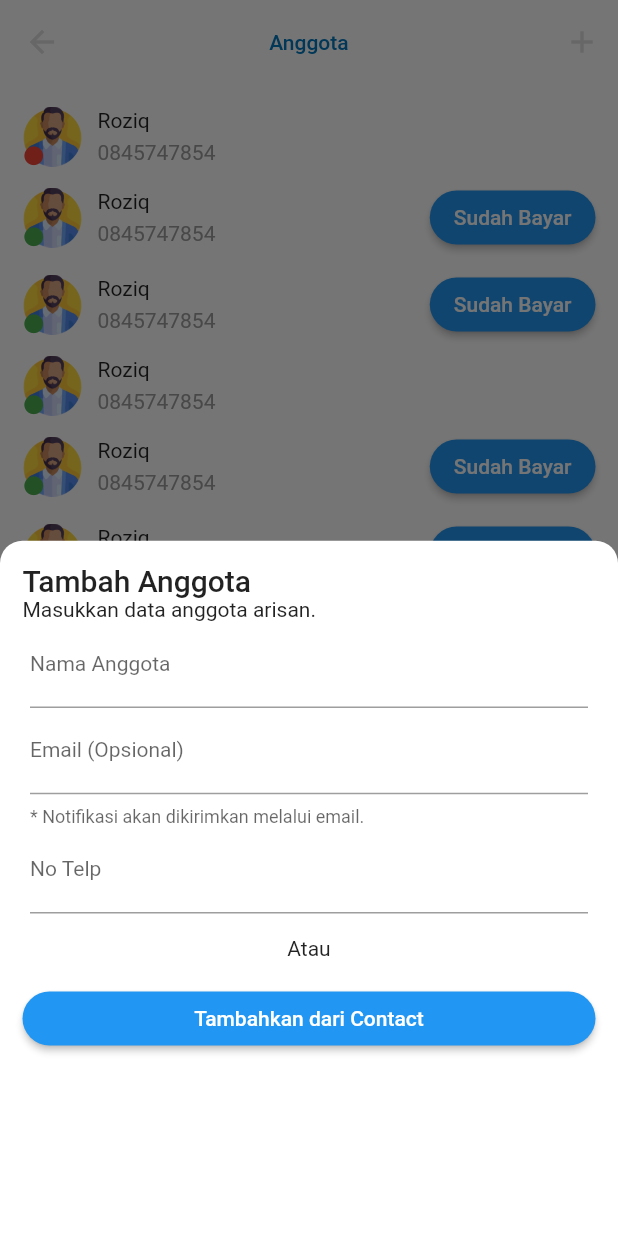
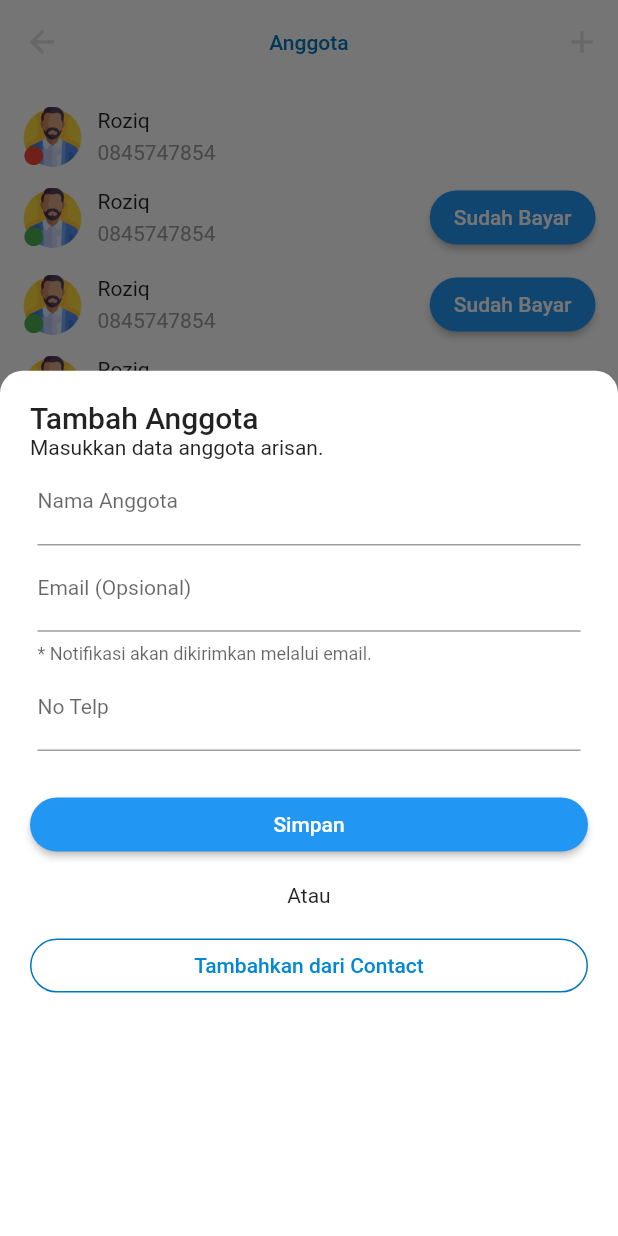
Before and after one commit to AmirDev83/arisan_digital, a Flutter app: the MemberScreen screen opened directly, after a tap on the "add" icon, on a phone screen of 412 x 824 dp. Run offline on Flutter 3.47's test engine with Material 2 defaults, Android fonts, the phone set to English and light mode, and no system bars; our stand-ins replace introduction_screen, percent_indicator; network calls fail.

Commit message:
add view shuffle, history, contact

```diff
--- a/lib/screens/auth/login_screen.dart
+++ b/lib/screens/auth/login_screen.dart
@@ -61,11 +61,11 @@ class _LoginScreenState extends State<LoginScreen> {
                     child: ElevatedButton(
                       style: ElevatedButton.styleFrom(
                         primary: Colors.white,
-                        onPrimary: Colors.lightBlue[700],
+                        onPrimary: Colors.lightBlue.shade900,
                         shadowColor: Colors.transparent,
                         shape: RoundedRectangleBorder(
                             borderRadius: BorderRadius.circular(20.0),
-                            side: BorderSide(color: Colors.grey.shade800)),
+                            side: BorderSide(color: Colors.lightBlue.shade900)),
                       ),
                       onPressed: () {
                         Navigator.push(context,
@@ -88,7 +88,7 @@ class _LoginScreenState extends State<LoginScreen> {
                             Text(
                               'Sign in by Google',
                               style: TextStyle(
-                                  color: Colors.grey.shade800,
+                                  color: Colors.lightBlue.shade900,
                                   fontWeight: FontWeight.bold),
                             ),
                           ],
--- a/lib/screens/members/member_screen.dart
+++ b/lib/screens/members/member_screen.dart
@@ -1,4 +1,4 @@
-import 'package:arisan_digital/screens/members/create_member_screen.dart';
+import 'package:arisan_digital/screens/members/contact_screen.dart';
 import 'package:flutter/material.dart';
 
 class MemberScreen extends StatefulWidget {
@@ -25,78 +25,7 @@ class _MemberScreenState extends State<MemberScreen> {
             actions: [
               IconButton(
                   onPressed: () {
-                    showModalBottomSheet<void>(
-                      backgroundColor: Colors.transparent,
-                      context: context,
-                      builder: (BuildContext context) {
-                        return Container(
-                          height: 500,
-                          padding: EdgeInsets.all(15),
-                          decoration: BoxDecoration(
-                              color: Colors.white,
-                              borderRadius: BorderRadius.only(
-                                  topLeft: Radius.circular(15),
-                                  topRight: Radius.circular(15))),
-                          child: Column(
-                            crossAxisAlignment: CrossAxisAlignment.start,
-                            children: <Widget>[
-                              Text(
-                                'Tambah Anggota',
-                                style: TextStyle(
-                                    fontSize: 20, fontWeight: FontWeight.w500),
-                              ),
-                              Text(
-                                'Masukkan data anggota arisan.',
-                                style: TextStyle(fontSize: 14),
-                              ),
-                              Container(
-                                  margin: EdgeInsets.only(left: 5, right: 5),
-                                  child: TextField(
-                                    decoration: InputDecoration(
-                                        labelStyle: TextStyle(fontSize: 14),
-                                        labelText: "Nama Anggota"),
-                                  )),
-                              Container(
-                                  margin: EdgeInsets.only(left: 5, right: 5),
-                                  child: TextField(
-                                    decoration: InputDecoration(
-                                        helperText:
-                                            "* Notifikasi akan dikirimkan melalui email.",
-                                        labelStyle: TextStyle(fontSize: 14),
-                                        labelText: "Email (Opsional)"),
-                                  )),
-                              Container(
-                                  margin: EdgeInsets.only(left: 5, right: 5),
-                                  child: TextField(
-                                    decoration: InputDecoration(
-                                        labelStyle: TextStyle(fontSize: 14),
-                                        labelText: "No Telp"),
-                                  )),
-                              Container(
-                                  margin: EdgeInsets.symmetric(vertical: 15),
-                                  child: Center(child: const Text('Atau'))),
-                              Container(
-                                // margin: EdgeInsets.all(15),
-                                width: MediaQuery.of(context).size.width,
-                                child: ElevatedButton(
-                                  style: ElevatedButton.styleFrom(
-                                    shape: RoundedRectangleBorder(
-                                      borderRadius: BorderRadius.circular(20.0),
-                                    ),
-                                  ),
-                                  child: const Text('Tambahkan dari Contact'),
-                                  onPressed: () => Navigator.pop(context),
-                                ),
-                              )
-                            ],
-                          ),
-                        );
-                      },
-                    );
-                    // Navigator.push(context,
-                    //     MaterialPageRoute(builder: (builder) {
-                    //   return CreateMemberScreen();
-                    // }));
+                    createMemberModal(context);
                   },
                   icon: Icon(Icons.add)),
             ],
@@ -112,7 +41,6 @@ class _MemberScreenState extends State<MemberScreen> {
                 return Container(
                   margin: EdgeInsets.only(bottom: 10),
                   child: Row(
-                    // crossAxisAlignment: CrossAxisAlignment.start,
                     children: [
                       Stack(
                         children: [
@@ -176,4 +104,102 @@ class _MemberScreenState extends State<MemberScreen> {
       ]),
     );
   }
+
+  Future<void> createMemberModal(BuildContext context) {
+    return showModalBottomSheet<void>(
+      backgroundColor: Colors.transparent,
+      isScrollControlled: true,
+      context: context,
+      builder: (BuildContext context) {
+        return Container(
+          height: MediaQuery.of(context).size.height * 0.7,
+          padding: EdgeInsets.all(20),
+          decoration: BoxDecoration(
+              color: Colors.white,
+              borderRadius: BorderRadius.only(
+                  topLeft: Radius.circular(15), topRight: Radius.circular(15))),
+          child: Column(
+            crossAxisAlignment: CrossAxisAlignment.start,
+            children: <Widget>[
+              Text(
+                'Tambah Anggota',
+                style: TextStyle(fontSize: 20, fontWeight: FontWeight.w500),
+              ),
+              Text(
+                'Masukkan data anggota arisan.',
+                style: TextStyle(fontSize: 14),
+              ),
+              Container(
+                  margin: EdgeInsets.only(left: 5, right: 5),
+                  child: TextField(
+                    decoration: InputDecoration(
+                        labelStyle: TextStyle(fontSize: 14),
+                        labelText: "Nama Anggota"),
+                  )),
+              Container(
+                  margin: EdgeInsets.only(left: 5, right: 5),
+                  child: TextField(
+                    decoration: InputDecoration(
+                        helperText:
+                            "* Notifikasi akan dikirimkan melalui email.",
+                        labelStyle: TextStyle(fontSize: 14),
+                        labelText: "Email (Opsional)"),
+                  )),
+              Container(
+                  margin: EdgeInsets.only(left: 5, right: 5),
+                  child: TextField(
+                    decoration: InputDecoration(
+                        labelStyle: TextStyle(fontSize: 14),
+                        labelText: "No Telp"),
+                  )),
+              SizedBox(
+                height: 25,
+              ),
+              Container(
+                // margin: EdgeInsets.all(15),
+                width: MediaQuery.of(context).size.width,
+                child: ElevatedButton(
+                  style: ElevatedButton.styleFrom(
+                    shape: RoundedRectangleBorder(
+                      borderRadius: BorderRadius.circular(20.0),
+                    ),
+                  ),
+                  child: const Text('Simpan'),
+                  onPressed: () {
+                    Navigator.push(context,
+                        MaterialPageRoute(builder: (builder) {
+                      return ContactScreen();
+                    }));
+                  },
+                ),
+              ),
+              Container(
+                  margin: EdgeInsets.symmetric(vertical: 15),
+                  child: Center(child: const Text('Atau'))),
+              Container(
+                width: MediaQuery.of(context).size.width,
+                child: ElevatedButton(
+                  style: ElevatedButton.styleFrom(
+                    primary: Colors.white,
+                    onPrimary: Colors.lightBlue[700],
+                    shadowColor: Colors.transparent,
+                    shape: RoundedRectangleBorder(
+                        borderRadius: BorderRadius.circular(20.0),
+                        side: BorderSide(color: Colors.lightBlue.shade800)),
+                  ),
+                  child: const Text('Tambahkan dari Contact'),
+                  onPressed: () {
+                    Navigator.push(context,
+                        MaterialPageRoute(builder: (builder) {
+                      return ContactScreen();
+                    }));
+                  },
+                ),
+              )
+            ],
+          ),
+        );
+      },
+    );
+  }
 }
--- a/pubspec.yaml
+++ b/pubspec.yaml
@@ -30,6 +30,7 @@ dependencies:
   flutter:
     sdk: flutter
   introduction_screen: ^3.0.2
+  percent_indicator: ^4.2.2
 
 
   # The following adds the Cupertino Icons font to your application.
@@ -66,6 +67,8 @@ flutter:
     - assets/images/icons/google.png
     - assets/images/icons/man.png
     - assets/images/icons/woman.png
+    - assets/images/icons/reward.png
+    - assets/images/icons/shuffle.png
     - assets/images/world-group.png
 
   # An image asset can refer to one or more resolution-specific "variants", see
```
Also changed, not shown: lib/screens/history_screen.dart (added, +93 -0 lines), lib/screens/home_screen.dart (+14 -2 lines), lib/screens/members/contact_screen.dart (added, +81 -0 lines), lib/screens/members/create_member_screen.dart (deleted, +0 -19 lines), lib/screens/shuffle_screen.dart (added, +123 -0 lines), assets/images/icons/reward.png (added), assets/images/icons/shuffle.png (added), pubspec.lock.
